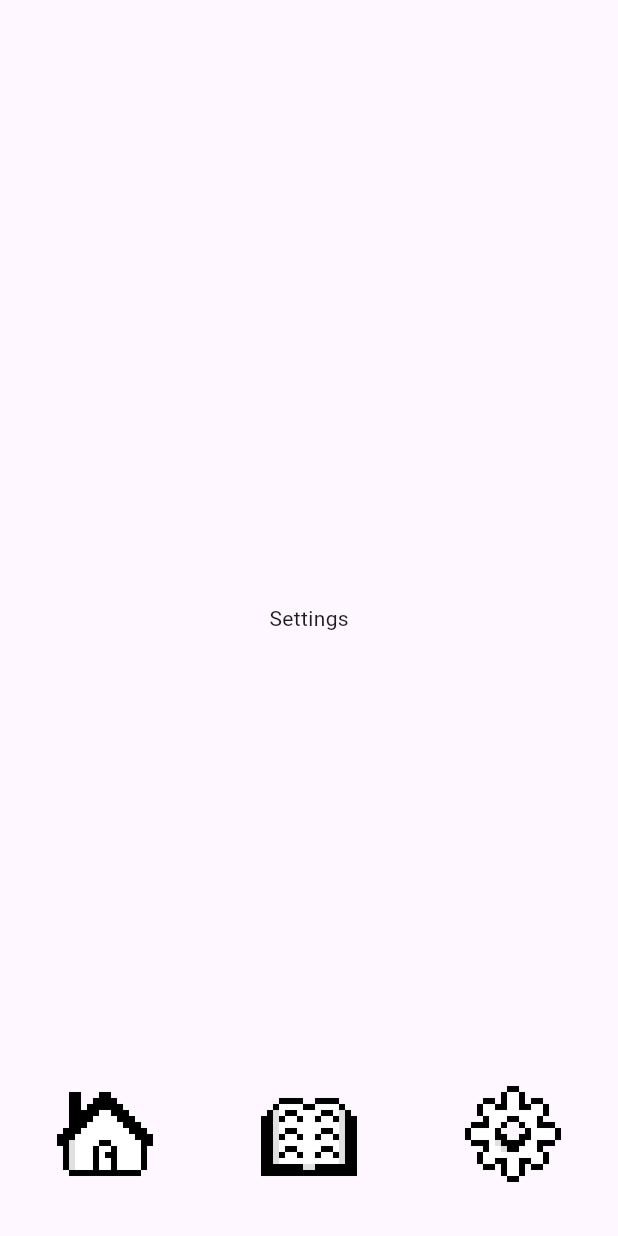
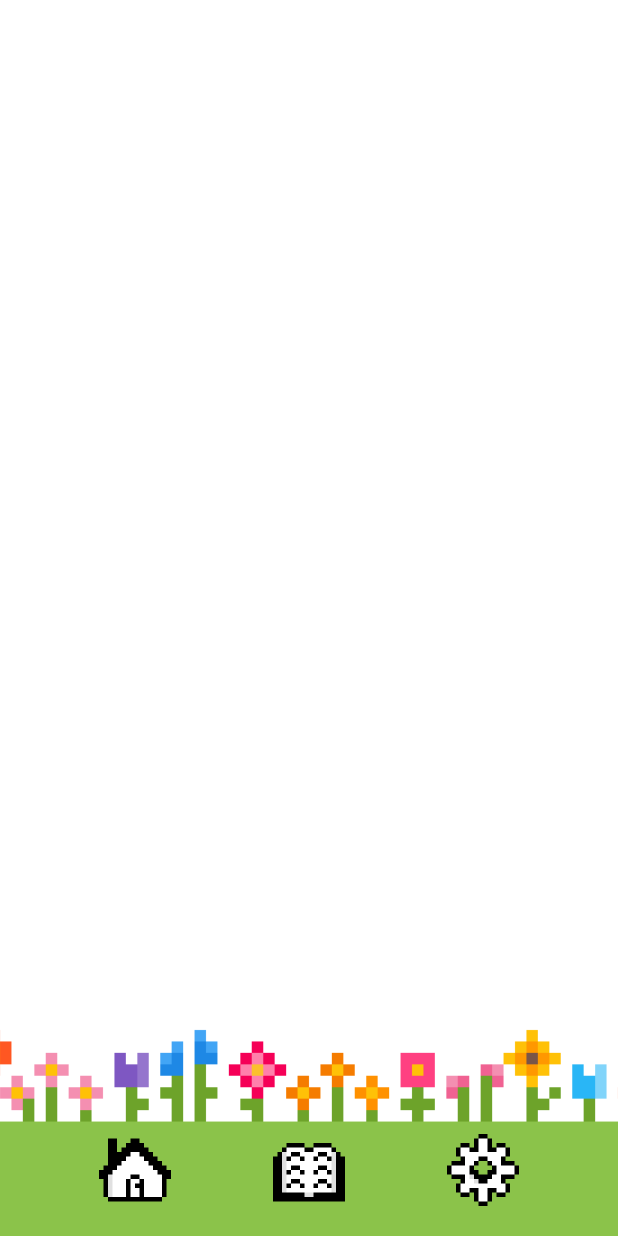
Before and after one commit to sxrah404/updog, a Flutter app: the screen it shows after launch, item 3 of the bottom bar chosen, on a phone screen of 412 x 824 dp. Run offline on Flutter 3.47's test engine with Material 3 defaults, Android fonts, the phone set to English and light mode, and no system bars; missing offline and left inert: desktop_window.

Commit message:
split up pages

```diff
--- a/lib/main.dart
+++ b/lib/main.dart
@@ -1,13 +1,14 @@
 import 'dart:io';
 import 'package:flutter/material.dart';
 import 'package:desktop_window/desktop_window.dart';
+import 'journal.dart';
+import 'settings.dart';
 
 void main() async {
   WidgetsFlutterBinding.ensureInitialized();
   if (Platform.isWindows || Platform.isLinux || Platform.isMacOS) {
     await DesktopWindow.setWindowSize(const Size(800, 1200));
   }
-
   runApp(const MainApp());
 }
 
@@ -33,55 +34,7 @@ class MainScreen extends StatefulWidget {
 class _MainScreenState extends State<MainScreen> {
   int _selectedIndex = 0;
 
-  final List<Widget> _pages = const [HomePage(), JournalPage(), SettingsPage()];
-
-  void _onItemTapped(int index) {
-    setState(() {
-      _selectedIndex = index;
-    });
-  }
-
-  @override
-  Widget build(BuildContext context) {
-    return Scaffold(
-      body: Stack(
-        alignment: Alignment.bottomCenter,
-        children: [
-          _pages[_selectedIndex],
-
-          Padding(
-            padding: const EdgeInsets.only(bottom: 20),
-            child: Row(
-              mainAxisAlignment: MainAxisAlignment.center,
-              children: [
-                IconButton(
-                  icon: Image.asset('assets/images/home.png', width: 80),
-                  onPressed: () => _onItemTapped(0),
-                ),
-                const SizedBox(width: 40),
-                IconButton(
-                  icon: Image.asset('assets/images/journal.png', width: 80),
-                  onPressed: () => _onItemTapped(1),
-                ),
-                const SizedBox(width: 40),
-                IconButton(
-                  icon: Image.asset('assets/images/settings.png', width: 80),
-                  onPressed: () => _onItemTapped(2),
-                ),
-              ],
-            ),
-          ),
-        ],
-      ),
-    );
-  }
-}
-
-class HomePage extends StatelessWidget {
-  const HomePage({super.key});
-
-  @override
-  Widget build(BuildContext context) {
+  Widget _buildHomePage() {
     return Container(
       decoration: const BoxDecoration(
         image: DecorationImage(
@@ -92,7 +45,6 @@ class HomePage extends StatelessWidget {
       child: LayoutBuilder(
         builder: (context, constraints) {
           final double topPadding = constraints.maxHeight * 0.08;
-
           return Padding(
             padding: EdgeInsets.only(top: topPadding),
             child: Align(
@@ -104,18 +56,50 @@ class HomePage extends StatelessWidget {
       ),
     );
   }
-}
 
-class JournalPage extends StatelessWidget {
-  const JournalPage({super.key});
+  void _onItemTapped(int index) {
+    setState(() {
+      _selectedIndex = index;
+    });
+  }
 
   @override
-  Widget build(BuildContext context) => const Center(child: Text('Journal'));
+  Widget build(BuildContext context) {
+    final List<Widget> pages = [
+      _buildHomePage(),
+      const JournalPage(),
+      const SettingsPage(),
+    ];
+
+    return Scaffold(
+      body: Stack(
+        alignment: Alignment.bottomCenter,
+        children: [
+          pages[_selectedIndex],
+          Padding(
+            padding: const EdgeInsets.only(bottom: 6),
+            child: Row(
+              mainAxisAlignment: MainAxisAlignment.center,
+              children: [
+                IconButton(
+                  icon: Image.asset('assets/images/home.png', width: 60),
+                  onPressed: () => _onItemTapped(0),
+                ),
+                const SizedBox(width: 40),
+                IconButton(
+                  icon: Image.asset('assets/images/journal.png', width: 60),
+                  onPressed: () => _onItemTapped(1),
+                ),
+                const SizedBox(width: 40),
+                IconButton(
+                  icon: Image.asset('assets/images/settings.png', width: 60),
+                  onPressed: () => _onItemTapped(2),
+                ),
+              ],
+            ),
+          ),
+        ],
+      ),
+    );
+  }
 }
-
-class SettingsPage extends StatelessWidget {
-  const SettingsPage({super.key});
-
-  @override
-  Widget build(BuildContext context) => const Center(child: Text('Settings'));
-}
--- a/lib/settings.dart
+++ b/lib/settings.dart
@@ -0,0 +1,23 @@
+import 'package:flutter/material.dart';
+
+class SettingsPage extends StatelessWidget {
+  const SettingsPage({super.key});
+
+  @override
+  Widget build(BuildContext context) {
+    return Container(
+      decoration: const BoxDecoration(
+        image: DecorationImage(
+          image: AssetImage('assets/images/background.png'),
+          fit: BoxFit.cover,
+        ),
+      ),
+      child: const Center(
+        child: Text(
+          'Settings',
+          style: TextStyle(fontSize: 24, color: Colors.white),
+        ),
+      ),
+    );
+  }
+}
```
Also changed, not shown: lib/journal.dart (+23 -0 lines), assets/images/background.png, assets/images/logo.png, pubspec.yaml (line endings or trailing spaces).
